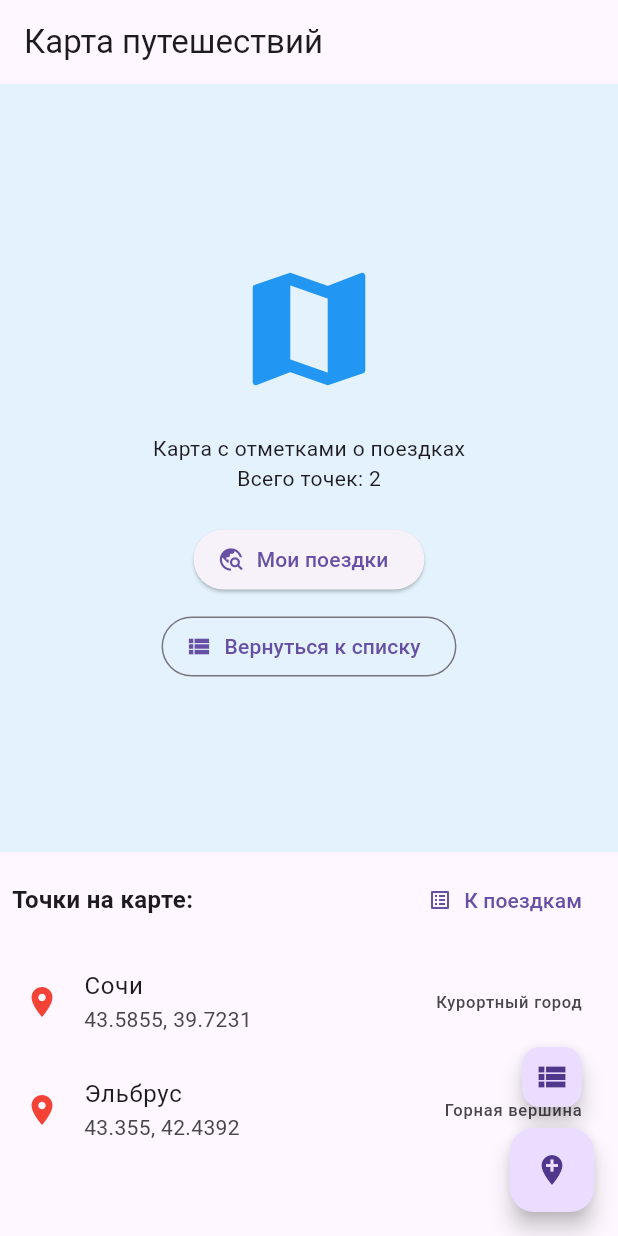
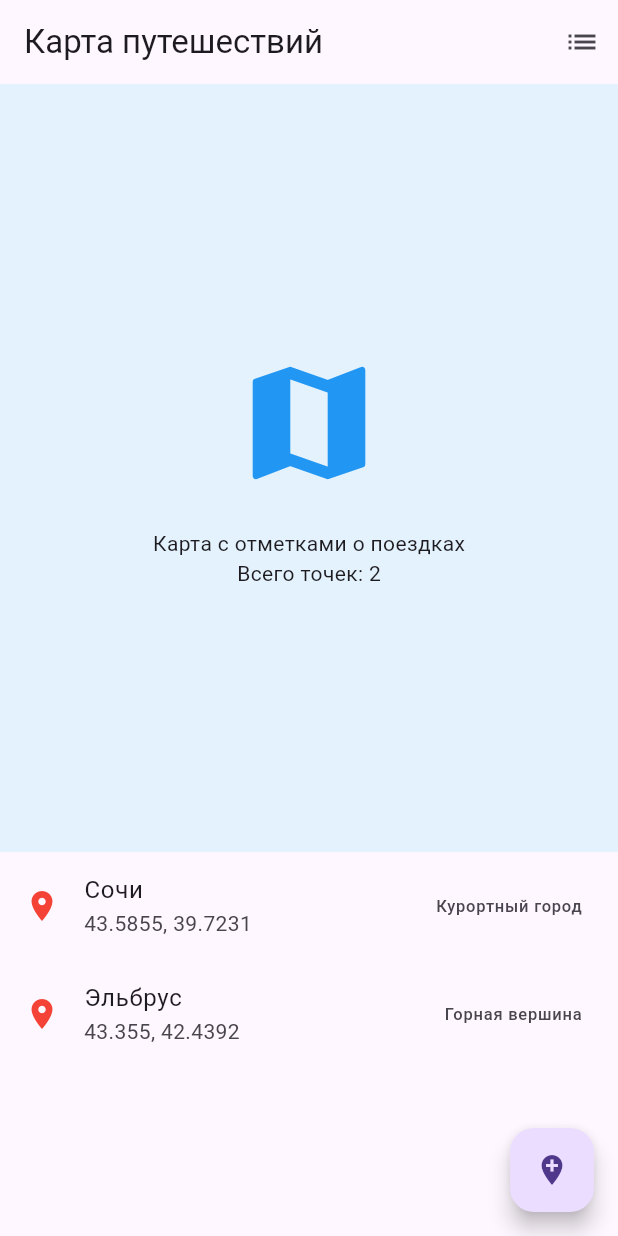
Before and after one commit to GeniiMisli901203/flutter7, a Flutter app: the screen it shows after launch, item 2 of the bottom bar chosen, after a tap on "Посмотреть на карте", on a phone screen of 412 x 824 dp. Run offline on Flutter 3.47's test engine with Material 3 defaults, Android fonts, the phone set to English and light mode, and no system bars.

Commit message:
Немного изменены экраны

```diff
--- a/lib/screens/edit_trip_screen.dart
+++ b/lib/screens/edit_trip_screen.dart
@@ -91,7 +91,6 @@ class _EditTripScreenState extends State<EditTripScreen> {
         title: _titleController.text,
         description: _descriptionController.text,
       );
-
       widget.onTripUpdated(updatedTrip);
       Navigator.pop(context); // Вертикальная навигация - возврат назад
     }
--- a/lib/screens/map_screen.dart
+++ b/lib/screens/map_screen.dart
@@ -1,8 +1,8 @@
 import 'package:flutter/material.dart';
-import 'package:flutter7/screens/trip_list_screen.dart';
 import '../models/trip.dart';
 import '../models/map_point.dart';
 import 'add_map_point_screen.dart';
+import 'trip_list_screen.dart';
 
 class MapScreen extends StatefulWidget {
   final List<Trip> trips;
@@ -31,19 +31,22 @@ class _MapScreenState extends State<MapScreen> {
     ),
   ];
 
-  void _addMapPoint(MapPoint newPoint) {
-    setState(() {
-      mapPoints.add(newPoint);
-    });
-  }
-
   @override
   Widget build(BuildContext context) {
     return Scaffold(
       appBar: AppBar(
         title: const Text('Карта путешествий'),
         actions: [
-
+          IconButton(
+            icon: const Icon(Icons.list),
+            tooltip: 'Список поездок',
+            onPressed: () {
+              Navigator.pushReplacement(
+                context,
+                MaterialPageRoute(builder: (context) => TripListScreen()),
+              );
+            },
+          ),
         ],
       ),
       body: Column(
@@ -60,30 +63,6 @@ class _MapScreenState extends State<MapScreen> {
                     const SizedBox(height: 20),
                     const Text('Карта с отметками о поездках'),
                     Text('Всего точек: ${mapPoints.length}'),
-                    const SizedBox(height: 20),
-                    // Кнопка перехода к списку поездок (вертикальная навигация)
-                    ElevatedButton.icon(
-                      icon: const Icon(Icons.travel_explore),
-                      label: const Text('Мои поездки'),
-                      onPressed: () {
-                        Navigator.push(
-                          context,
-                          MaterialPageRoute(builder: (context) => const TripListScreen()),
-                        );
-                      },
-                    ),
-                    const SizedBox(height: 10),
-                    // Еще одна кнопка перехода (горизонтальная навигация)
-                    OutlinedButton.icon(
-                      icon: const Icon(Icons.view_list),
-                      label: const Text('Вернуться к списку'),
-                      onPressed: () {
-                        Navigator.pushReplacement(
-                          context,
-                          MaterialPageRoute(builder: (context) => const TripListScreen()),
-                        );
-                      },
-                    ),
                   ],
                 ),
               ),
@@ -91,32 +70,6 @@ class _MapScreenState extends State<MapScreen> {
           ),
           Expanded(
             flex: 1,
-            child: Column(
-              children: [
-                // Заголовок списка точек с кнопкой перехода
-                Padding(
-                  padding: const EdgeInsets.all(8.0),
-                  child: Row(
-                    mainAxisAlignment: MainAxisAlignment.spaceBetween,
-                    children: [
-                      const Text(
-                        'Точки на карте:',
-                        style: TextStyle(fontSize: 16, fontWeight: FontWeight.bold),
-                      ),
-                      TextButton.icon(
-                        icon: const Icon(Icons.list_alt, size: 16),
-                        label: const Text('К поездкам'),
-                        onPressed: () {
-                          Navigator.pushReplacement(
-                            context,
-                            MaterialPageRoute(builder: (context) => const TripListScreen()),
-                          );
-                        },
-                      ),
-                    ],
-                  ),
-                ),
-                Expanded(
             child: ListView.builder(
               itemCount: mapPoints.length,
               itemBuilder: (context, index) {
@@ -132,38 +85,23 @@ class _MapScreenState extends State<MapScreen> {
           ),
         ],
       ),
-          ),
-        ],
-      ),
-      floatingActionButton: Column(
-        mainAxisAlignment: MainAxisAlignment.end,
-        children: [
-          // Кнопка перехода к списку поездок
-          FloatingActionButton.small(
-            heroTag: 'list_btn',
+      floatingActionButton: FloatingActionButton(
+        child: const Icon(Icons.add_location),
         onPressed: () {
           Navigator.pushReplacement(
             context,
-                MaterialPageRoute(builder: (context) => const TripListScreen()),
-              );
+            MaterialPageRoute(
+              builder: (context) => AddMapPointScreen(
+                onPointAdded: (newPoint) {
+                  // Создаем новый экран карты с добавленной точкой
+                  final newMapScreen = MapScreen(trips: widget.trips);
+                  (newMapScreen.createState() as _MapScreenState).mapPoints.add(newPoint);
+                  return newMapScreen;
                 },
-            child: const Icon(Icons.view_list),
               ),
-          const SizedBox(height: 10),
-          // Кнопка добавления новой точки
-          FloatingActionButton(
-            heroTag: 'add_point_btn',
-            onPressed: () {
-              Navigator.push(
-                context,
-                MaterialPageRoute(
-                  builder: (context) => AddMapPointScreen(onPointAdded: _addMapPoint),
             ),
           );
         },
-            child: const Icon(Icons.add_location),
-          ),
-        ],
       ),
     );
   }
--- a/lib/screens/trip_detail_screen.dart
+++ b/lib/screens/trip_detail_screen.dart
@@ -17,6 +17,12 @@ class TripDetailScreen extends StatelessWidget {
     return Scaffold(
       appBar: AppBar(
         title: Text(trip.title),
+        leading: IconButton(
+          icon: const Icon(Icons.arrow_back),
+          onPressed: () {
+            Navigator.pop(context); // Возврат назад
+          },
+        ),
       ),
       body: Padding(
         padding: const EdgeInsets.all(16.0),
```
Also changed, not shown: lib/screens/add_map_point_screen.dart (+23 -44 lines), lib/screens/new_trip_screen.dart (+61 -30 lines), lib/screens/trip_list_screen.dart (+20 -9 lines). Lines whose indentation alone changed are shown as unchanged.
